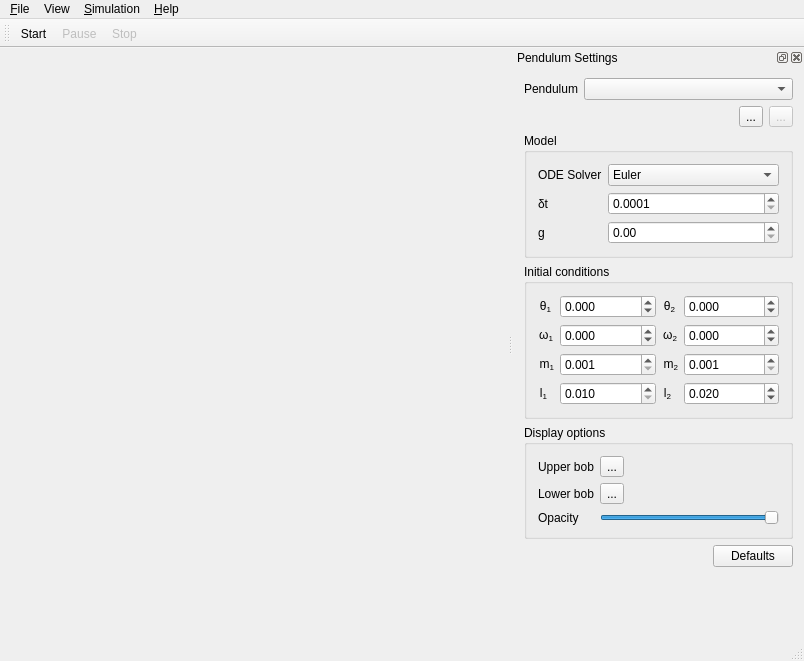
First picture: the form in src/mainwindow.ui, repository FreddieWitherden/double-pendulum, before the edit.
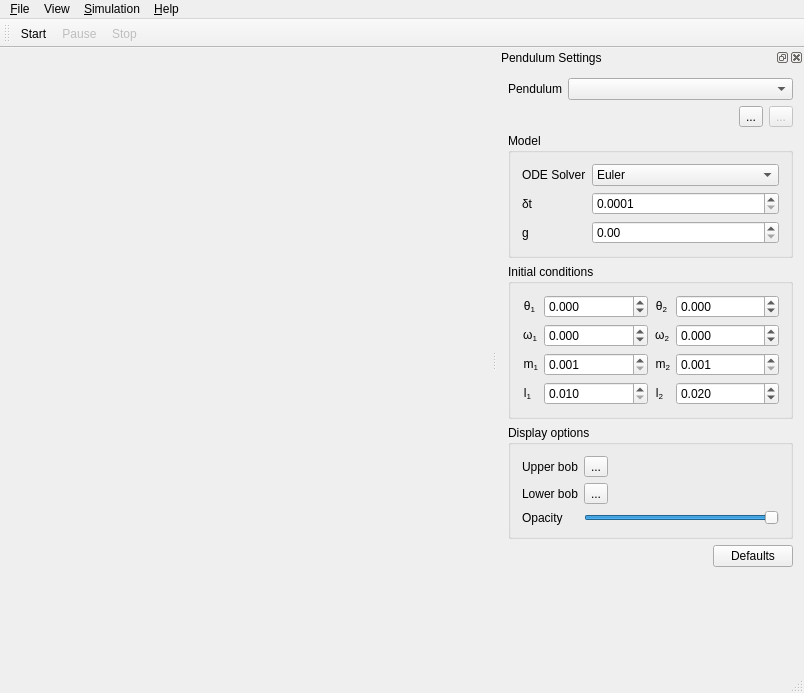
Second picture: the form after the edit. Icons and pictures are not drawn. Custom widgets are drawn as their Qt base class.

Commit message: Fix a bug which would cause omega 2 to take the value of theta 2.

```diff
--- a/src/mainwindow.ui
+++ b/src/mainwindow.ui
@@ -1,13 +1,13 @@
 <?xml version="1.0" encoding="UTF-8"?>
 <ui version="4.0">
  <class>MainWindowClass</class>
- <widget class="QMainWindow" name="MainWindowClass">
-  <property name="geometry">
+ <widget class="QMainWindow" name="MainWindowClass" >
+  <property name="geometry" >
    <rect>
     <x>0</x>
     <y>0</y>
     <width>804</width>
-    <height>661</height>
+    <height>693</height>
    </rect>
   </property>
   <property name="sizePolicy">
@@ -41,7 +41,13 @@
       <property name="styleSheet">
        <string>background: transparent;</string>
       </property>
-      <property name="renderHints">
+      <property name="verticalScrollBarPolicy" >
+       <enum>Qt::ScrollBarAlwaysOff</enum>
+      </property>
+      <property name="horizontalScrollBarPolicy" >
+       <enum>Qt::ScrollBarAlwaysOff</enum>
+      </property>
+      <property name="renderHints" >
        <set>QPainter::Antialiasing|QPainter::HighQualityAntialiasing|QPainter::TextAntialiasing</set>
       </property>
       <property name="cacheMode">
@@ -112,10 +118,10 @@
      <verstretch>0</verstretch>
     </sizepolicy>
    </property>
-   <property name="minimumSize">
+   <property name="minimumSize" >
     <size>
-     <width>291</width>
-     <height>0</height>
+     <width>307</width>
+     <height>617</height>
     </size>
    </property>
    <property name="maximumSize">
@@ -711,7 +717,7 @@
    </property>
   </action>
  </widget>
- <layoutdefault spacing="6" margin="11"/>
+ <layoutdefault spacing="6" margin="11" />
  <customwidgets>
   <customwidget>
    <class>DoublePendulumWidget</class>
```
Left out of the diff: 541 changed lines with no effect on the pictures. The commit also changes 1 other file.
